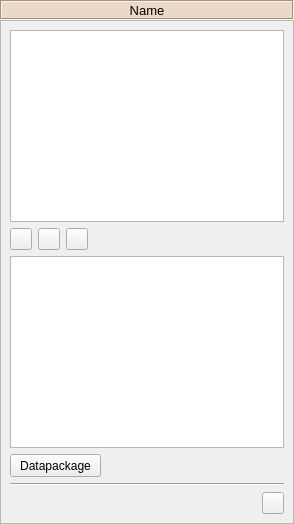
Before: the Qt Designer form spine_items/data_connection/ui/data_connection_properties.ui in spine-tools/spine-items, drawn with Qt 5.
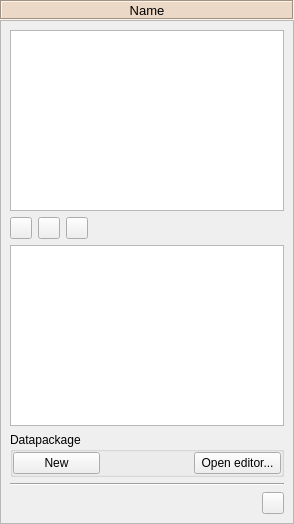
After: the same form once the commit is applied. Icons and pictures are not drawn. Custom widgets are drawn as their Qt base class.

Commit message:
Add a button to create datapackage in DC properties
In this way, the UI is more consistent with the DS ui, where the
user first needs to 'create' the resource and then they can open the
form. I like it this way because even if there's more button presses
required, the user is more aware of what's happening.

Diff of the .ui file:
```diff
--- a/spine_items/data_connection/ui/data_connection_properties.ui
+++ b/spine_items/data_connection/ui/data_connection_properties.ui
@@ -324,33 +324,37 @@
         </widget>
        </item>
        <item>
-        <layout class="QHBoxLayout" name="horizontalLayout_3" stretch="0,1">
-         <item>
-          <widget class="QPushButton" name="pushButton_datapackage">
-           <property name="sizePolicy">
-            <sizepolicy hsizetype="MinimumExpanding" vsizetype="Fixed">
-             <horstretch>0</horstretch>
-             <verstretch>0</verstretch>
-            </sizepolicy>
-           </property>
-           <property name="minimumSize">
-            <size>
-             <width>91</width>
-             <height>23</height>
-            </size>
-           </property>
-           <property name="maximumSize">
-            <size>
-             <width>16777215</width>
-             <height>23</height>
-            </size>
-           </property>
-           <property name="toolTip">
-            <string>&lt;html&gt;&lt;head/&gt;&lt;body&gt;&lt;p&gt;Open Spine datapackage editor&lt;/p&gt;&lt;/body&gt;&lt;/html&gt;</string>
-           </property>
-           <property name="text">
+        <widget class="QGroupBox" name="groupBox">
+         <property name="title">
             <string>Datapackage</string>
            </property>
+         <layout class="QHBoxLayout" name="horizontalLayout">
+          <property name="spacing">
+           <number>6</number>
+          </property>
+          <property name="leftMargin">
+           <number>0</number>
+          </property>
+          <property name="topMargin">
+           <number>0</number>
+          </property>
+          <property name="rightMargin">
+           <number>0</number>
+          </property>
+          <property name="bottomMargin">
+           <number>0</number>
+          </property>
+          <item>
+           <widget class="QPushButton" name="pushButton_create_pkg">
+            <property name="sizePolicy">
+             <sizepolicy hsizetype="MinimumExpanding" vsizetype="Fixed">
+              <horstretch>0</horstretch>
+              <verstretch>0</verstretch>
+             </sizepolicy>
+            </property>
+            <property name="text">
+             <string>New</string>
+            </property>
            <property name="icon">
             <iconset resource="../../ui/resources/resources_icons.qrc">
              <normaloff>:/icons/datapkg.png</normaloff>:/icons/datapkg.png</iconset>
@@ -358,7 +362,7 @@
           </widget>
          </item>
          <item>
-          <spacer name="horizontalSpacer_3">
+           <spacer name="horizontalSpacer">
            <property name="orientation">
             <enum>Qt::Horizontal</enum>
            </property>
@@ -370,7 +374,21 @@
            </property>
           </spacer>
          </item>
-        </layout>
+          <item>
+           <widget class="QPushButton" name="pushButton_open_pkg_editor">
+            <property name="sizePolicy">
+             <sizepolicy hsizetype="MinimumExpanding" vsizetype="Fixed">
+              <horstretch>0</horstretch>
+              <verstretch>0</verstretch>
+             </sizepolicy>
+            </property>
+            <property name="text">
+             <string>Open editor...</string>
+            </property>
+           </widget>
+          </item>
+         </layout>
+        </widget>
        </item>
        <item>
         <widget class="Line" name="line_3">
```
Lines whose indentation alone changed are shown as unchanged. The commit also changes 8 other files.
